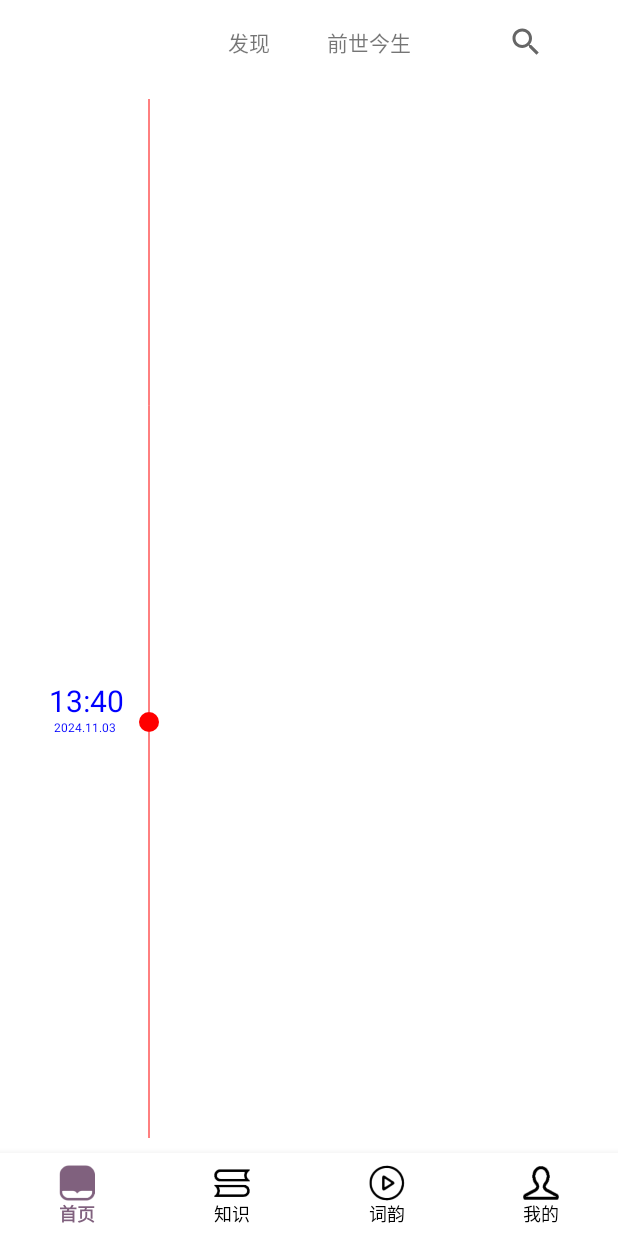
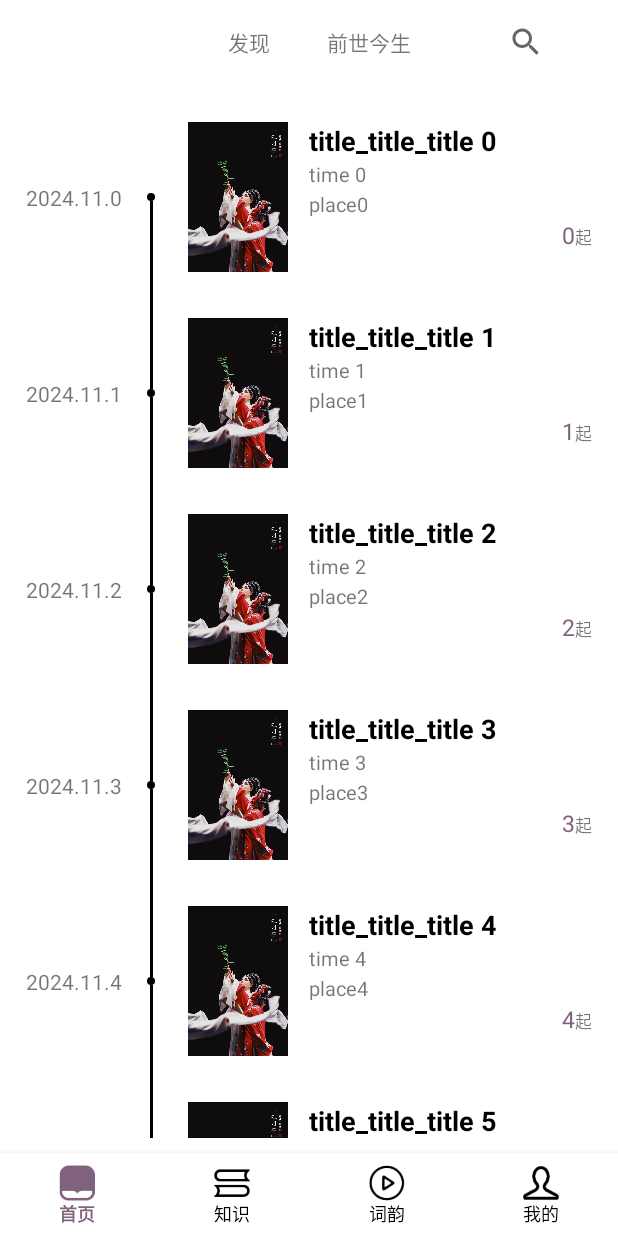
Before and after one commit to Cherishqx/kunqu_new, an Android app: the screen it shows after launch (MainActivity), after a tap on "前世今生", on a phone screen of 412 x 824 dp. Run offline under Robolectric (Android 15) with nearby library versions, the phone set to English and light mode, and no system bars; our stand-ins replace Navigation 3; libraries missing offline, so code that uses them is left out: com.youth.banner; 2 statements that could not run were skipped; 1 other tap on this screen came first.

Commit message:
前世今生页面的实现

```diff
--- a/app/src/main/java/com/example/myapplication2/DividerItemDecoration.java
+++ /dev/null
@@ -1,175 +0,0 @@
-package com.example.myapplication2;
-
-import android.content.Context;
-import android.graphics.Bitmap;
-import android.graphics.Canvas;
-import android.graphics.Color;
-import android.graphics.Paint;
-import android.graphics.Rect;
-import android.view.View;
-
-import androidx.recyclerview.widget.RecyclerView;
-
-public class DividerItemDecoration extends RecyclerView.ItemDecoration {
-
-    // 写右边字的画笔(具体信息)
-    private Paint mPaint;
-
-    // 写左边日期字的画笔( 时间 + 日期)
-    private Paint mPaint1;
-    private Paint mPaint2;
-
-    // 左 上偏移长度
-    private int itemView_leftinterval;
-    private int itemView_topinterval;
-
-    // 轴点半径
-    private int circle_radius;
-
-    // 图标
-    private Bitmap mIcon;
-
-
-    // 在构造函数里进行绘制的初始化，如画笔属性设置等
-    public DividerItemDecoration(Context context) {
-
-        // 轴点画笔(红色)
-        mPaint = new Paint();
-        mPaint.setColor(Color.RED);
-
-        // 左边时间文本画笔(蓝色)
-        // 此处设置了两只分别设置 时分 & 年月
-        mPaint1 = new Paint();
-        mPaint1.setColor(Color.BLUE);
-        mPaint1.setTextSize(30);
-
-        mPaint2 = new Paint();
-        mPaint2.setColor(Color.BLUE);
-
-
-        // 赋值ItemView的左偏移长度为200
-        itemView_leftinterval = 200;
-
-        // 赋值ItemView的上偏移长度为50
-        itemView_topinterval = 50;
-
-        // 赋值轴点圆的半径为10
-        circle_radius = 10;
-
-        // 获取图标资源
-        // mIcon = BitmapFactory.decodeResource(context.getResources(), R.mipmap.logo);
-
-    }
-
-    // 重写getItemOffsets（）方法
-    // 作用：设置ItemView 左 & 上偏移长度
-    @Override
-    public void getItemOffsets(Rect outRect, View view, RecyclerView parent, RecyclerView.State state) {
-        super.getItemOffsets(outRect, view, parent, state);
-
-        // 设置ItemView的左 & 上偏移长度分别为200 px & 50px,即此为onDraw()可绘制的区域
-        outRect.set(itemView_leftinterval, itemView_topinterval, 0, 0);
-
-    }
-
-    // 重写onDraw（）
-    // 作用:在间隔区域里绘制时光轴线 & 时间文本
-    @Override
-    public void onDraw(Canvas c, RecyclerView parent, RecyclerView.State state) {
-        super.onDraw(c, parent, state);
-
-        // 获取RecyclerView的Child view的个数
-        int childCount = parent.getChildCount();
-
-        // 遍历每个Item，分别获取它们的位置信息，然后再绘制对应的分割线
-        for (int i = 0; i < childCount; i++) {
-
-            // 获取每个Item对象
-            View child = parent.getChildAt(i);
-
-            /**
-             * 绘制轴点
-             */
-            // 轴点 = 圆 = 圆心(x,y)
-            float centerx = child.getLeft() - itemView_leftinterval / 3;
-            float centery = child.getTop() - itemView_topinterval + (itemView_topinterval + child.getHeight()) / 2;
-            // 绘制轴点圆
-            c.drawCircle(centerx, centery, circle_radius, mPaint);
-            // 通过Canvas绘制角标
-            // c.drawBitmap(mIcon,centerx - circle_radius ,centery - circle_radius,mPaint);
-
-            /**
-             * 绘制上半轴线
-             */
-            // 上端点坐标(x,y)
-            float upLine_up_x = centerx;
-            float upLine_up_y = child.getTop() - itemView_topinterval;
-
-            // 下端点坐标(x,y)
-            float upLine_bottom_x = centerx;
-            float upLine_bottom_y = centery - circle_radius;
-
-            //绘制上半部轴线
-            c.drawLine(upLine_up_x, upLine_up_y, upLine_bottom_x, upLine_bottom_y, mPaint);
-
-            /**
-             * 绘制下半轴线
-             */
-            // 上端点坐标(x,y)
-            float bottomLine_up_x = centerx;
-            float bottom_up_y = centery + circle_radius;
-
-            // 下端点坐标(x,y)
-            float bottomLine_bottom_x = centerx;
-            float bottomLine_bottom_y = child.getBottom();
-
-            //绘制下半部轴线
-            c.drawLine(bottomLine_up_x, bottom_up_y, bottomLine_bottom_x, bottomLine_bottom_y, mPaint);
-
-
-            /**
-             * 绘制左边时间文本
-             */
-            // 获取每个Item的位置
-            int index = parent.getChildAdapterPosition(child);
-            // 设置文本起始坐标
-            float Text_x = child.getLeft() - itemView_leftinterval * 5 / 6;
-            float Text_y = upLine_bottom_y;
-
-            // 根据Item位置设置时间文本
-            switch (index) {
-                case (0):
-                    // 设置日期绘制位置
-                    c.drawText("13:40", Text_x, Text_y, mPaint1);
-                    c.drawText("2024.11.03", Text_x + 5, Text_y + 20, mPaint2);
-                    break;
-                case (1):
-                    // 设置日期绘制位置
-                    c.drawText("17:33", Text_x, Text_y, mPaint1);
-                    c.drawText("2024.11.03", Text_x + 5, Text_y + 20, mPaint2);
-                    break;
-                case (2):
-                    // 设置日期绘制位置
-                    c.drawText("20:13", Text_x, Text_y, mPaint1);
-                    c.drawText("2024.11.03", Text_x + 5, Text_y + 20, mPaint2);
-                    break;
-                case (3):
-                    // 设置日期绘制位置
-                    c.drawText("11:40", Text_x, Text_y, mPaint1);
-                    c.drawText("2024.11.04", Text_x + 5, Text_y + 20, mPaint2);
-                    break;
-                case (4):
-                    // 设置日期绘制位置
-                    c.drawText("13:20", Text_x, Text_y, mPaint1);
-                    c.drawText("2024.11.04", Text_x + 5, Text_y + 20, mPaint2);
-                    break;
-                case (5):
-                    // 设置日期绘制位置
-                    c.drawText("22:40", Text_x, Text_y, mPaint1);
-                    c.drawText("2024.11.04", Text_x + 5, Text_y + 20, mPaint2);
-                    break;
-            }
-        }
-    }
-
-}
--- a/app/src/main/java/com/example/myapplication2/FirstFragment_next.java
+++ b/app/src/main/java/com/example/myapplication2/FirstFragment_next.java
@@ -43,11 +43,12 @@ public class FirstFragment_next extends Fragment {
         listItem = new ArrayList<>();/*在数组中存放数据*/
         for (int i = 0; i < 10; ++i) {
             Map<String, Object> map = new HashMap<>();
-            map.put("ItemIcon",R.drawable.book);
+            map.put("ItemIcon",R.drawable.mudanting);
             map.put("ItemTitle", "title_title_title " + i);
             map.put("ItemText1", "time " + i);
             map.put("ItemText2", "place" + i);
             map.put("ItemPrice", i+"");
+            map.put("ItemDate","2024.11."+i);
             listItem.add(map);
         }
     }
@@ -55,16 +56,9 @@ public class FirstFragment_next extends Fragment {
     // 绑定数据到RecyclerView
     public void initView(View view){
         Rv = (RecyclerView) view.findViewById(R.id.my_recycler_view);
-        //使用线性布局
-        LinearLayoutManager layoutManager = new LinearLayoutManager(this.getActivity());
-        Rv.setLayoutManager(layoutManager);
-        Rv.setHasFixedSize(true);
-
-        //用自定义分割线类设置分割线
-        Rv.addItemDecoration(new DividerItemDecoration(this.getActivity()));
-
         //为ListView绑定适配器
         timelineAdapter = new TimelineAdapter(this.getActivity(),listItem);
+        Rv.setLayoutManager(new LinearLayoutManager(this.getActivity()));
         Rv.setAdapter(timelineAdapter);
     }
 }
--- a/app/src/main/java/com/example/myapplication2/TimelineAdapter.java
+++ b/app/src/main/java/com/example/myapplication2/TimelineAdapter.java
@@ -1,8 +1,6 @@
 package com.example.myapplication2;
 
 import android.content.Context;
-import android.graphics.drawable.Drawable;
-import android.graphics.drawable.Icon;
 import android.view.LayoutInflater;
 import android.view.View;
 import android.view.ViewGroup;
@@ -12,24 +10,23 @@ import android.widget.TextView;
 import androidx.recyclerview.widget.RecyclerView;
 
 import java.util.ArrayList;
-import java.util.HashMap;
 import java.util.Map;
 
-public class TimelineAdapter extends RecyclerView.Adapter {
+public class TimelineAdapter extends RecyclerView.Adapter<TimelineAdapter.Viewholder> {
     private LayoutInflater inflater;
     private ArrayList<Map<String, Object>> listItem;
 
-    //构造函数，传入数据
+    // Constructor to pass in the data
     public TimelineAdapter(Context context, ArrayList<Map<String, Object>> listItem) {
         inflater = LayoutInflater.from(context);
         this.listItem = listItem;
     }
 
-
-    //定义Viewholder
-    class Viewholder extends RecyclerView.ViewHolder  {
+    // Define Viewholder
+    static class Viewholder extends RecyclerView.ViewHolder {
         private ImageView icon;
-        private TextView Title, Text1,Text2,price;
+        private TextView Title, Text1, Text2, price , date;
+        private TextView lvTopLine, lvDot , lvBottomLine;
 
         public Viewholder(View root) {
             super(root);
@@ -38,47 +35,42 @@ public class TimelineAdapter extends RecyclerView.Adapter {
             Text1 = root.findViewById(R.id.lv_content1);
             Text2 = root.findViewById(R.id.lv_content2);
             price = root.findViewById(R.id.lv_price);
+            date = root.findViewById(R.id.lv_date);
 
+            lvTopLine = (TextView) itemView.findViewById(R.id.lvTopLine);
+            lvDot = (TextView) itemView.findViewById(R.id.lvDot);
+            lvBottomLine = (TextView) itemView.findViewById(R.id.lvBottomLine);
         }
-
-        public TextView getTitle() {
-            return Title;
-        }
-
-        public TextView getText1() {
-            return Text1;
-        }
-
-        public TextView getText2() {
-            return Text2;
-        }
-
-        public TextView getPrice() {
-            return price;
-        }
-
-        public ImageView getIcon() {
-            return icon;
-        }
-
-
     }
 
     @Override
-    public RecyclerView.ViewHolder onCreateViewHolder(ViewGroup parent, int viewType) {
-        return new Viewholder(inflater.inflate(R.layout.time_list_cell, null));
-    }//在这里把ViewHolder绑定Item的布局
+    public Viewholder onCreateViewHolder(ViewGroup parent, int viewType) {
+        // Inflate the item layout with parent context and attachToRoot as false
+        View view = inflater.inflate(R.layout.time_list_cell, parent, false);
+        return new Viewholder(view);
+    }
 
     @Override
-    public void onBindViewHolder(RecyclerView.ViewHolder holder, final int position) {
-        Viewholder vh = (Viewholder) holder;
-        // 绑定数据到ViewHolder里面
-        //vh.icon.setImageDrawable( listItem.get(position).get("ItemIcon"));
-        vh.Title.setText((String) listItem.get(position).get("ItemTitle"));
-        vh.Text1.setText((String) listItem.get(position).get("ItemText"));
+    public void onBindViewHolder(Viewholder holder, int position) {
+        // Bind data to ViewHolder
+        Map<String, Object> item = listItem.get(position);
+
+        if (position == 0) {
+            // 第一行头的竖线不显示
+            holder.lvTopLine.setVisibility(View.INVISIBLE);
+        }
+        else if (position == listItem.size() - 1) {
+            holder.lvBottomLine.setVisibility(View.INVISIBLE);
+        }
+
+        holder.Title.setText((String) item.get("ItemTitle"));
+        holder.Text1.setText((String) item.get("ItemText1"));
+        holder.Text2.setText((String) item.get("ItemText2"));
+        holder.price.setText((String) item.get("ItemPrice"));
+        holder.icon.setImageResource((int) item.get("ItemIcon"));
+        holder.date.setText((String) item.get("ItemDate"));
     }
 
-    //返回Item数目
     @Override
     public int getItemCount() {
         return listItem.size();
--- /dev/null
+++ b/app/src/main/res/drawable/timelline_dot_normal.xml
@@ -0,0 +1,8 @@
+<?xml version="1.0" encoding="utf-8"?>
+<shape xmlns:android="http://schemas.android.com/apk/res/android"
+    android:shape="oval">
+    <size
+        android:width="15dp"
+        android:height="15dp" />
+    <solid android:color="@color/black" />
+</shape>
--- a/app/src/main/res/layout/time_list_cell.xml
+++ b/app/src/main/res/layout/time_list_cell.xml
@@ -1,18 +1,57 @@
 <?xml version="1.0" encoding="utf-8"?>
 <androidx.constraintlayout.widget.ConstraintLayout xmlns:android="http://schemas.android.com/apk/res/android"
-    android:layout_width="300dp"
+    android:layout_width="match_parent"
     xmlns:app="http://schemas.android.com/apk/res-auto"
     android:background="@color/cardview_light_background"
     android:layout_height="wrap_content">
+
+    <TextView
+        android:id="@+id/lv_date"
+        android:layout_width="73dp"
+        android:layout_height="wrap_content"
+        android:layout_margin="7dp"
+        app:layout_constraintBottom_toBottomOf="parent"
+        app:layout_constraintStart_toStartOf="parent"
+        app:layout_constraintTop_toTopOf="parent" />
+
+    <TextView
+        android:id="@+id/lvTopLine"
+        android:layout_width="2dp"
+        android:layout_height="0dp"
+        app:layout_constraintTop_toTopOf="parent"
+        app:layout_constraintStart_toStartOf="@id/lvDot"
+        app:layout_constraintEnd_toEndOf="@id/lvDot"
+        app:layout_constraintBottom_toTopOf="@id/lvDot"
+        android:background="@color/black" />
+
+    <TextView
+        android:id="@+id/lvDot"
+        android:layout_width="5dp"
+        android:layout_height="5dp"
+        android:layout_marginLeft="7dp"
+        app:layout_constraintBottom_toBottomOf="parent"
+        app:layout_constraintStart_toEndOf="@id/lv_date"
+        app:layout_constraintTop_toTopOf="parent"
+        android:background="@drawable/timelline_dot_normal" />
+
+    <TextView
+        android:id="@+id/lvBottomLine"
+        android:layout_width="2dp"
+        android:layout_height="0dp"
+        app:layout_constraintStart_toStartOf="@id/lvDot"
+        app:layout_constraintEnd_toEndOf="@id/lvDot"
+        app:layout_constraintTop_toBottomOf="@id/lvDot"
+        app:layout_constraintBottom_toBottomOf="parent"
+        android:background="@color/black" />
 
     <ImageView
         android:id="@+id/lv_icon"
         android:layout_width="80dp"
         android:layout_height="100dp"
-        android:layout_margin="10dp"
+        android:layout_margin="15dp"
         android:scaleType="centerInside"
         app:layout_constraintBottom_toBottomOf="parent"
-        app:layout_constraintStart_toStartOf="parent"
+        app:layout_constraintStart_toEndOf="@id/lvDot"
         app:layout_constraintTop_toTopOf="parent" />
 
     <TextView
@@ -56,7 +95,7 @@
         android:layout_marginHorizontal="7dp"
         app:layout_constraintStart_toEndOf="@id/lv_icon"
         app:layout_constraintEnd_toEndOf="parent"
-        app:layout_constraintBottom_toBottomOf="@id/lv_icon"
+        app:layout_constraintTop_toBottomOf="@id/lv_content2"
         android:orientation="horizontal"
         android:gravity="end">
         <TextView
```
Also changed, not shown: app/src/main/res/drawable/mudanting.jpg (added).
